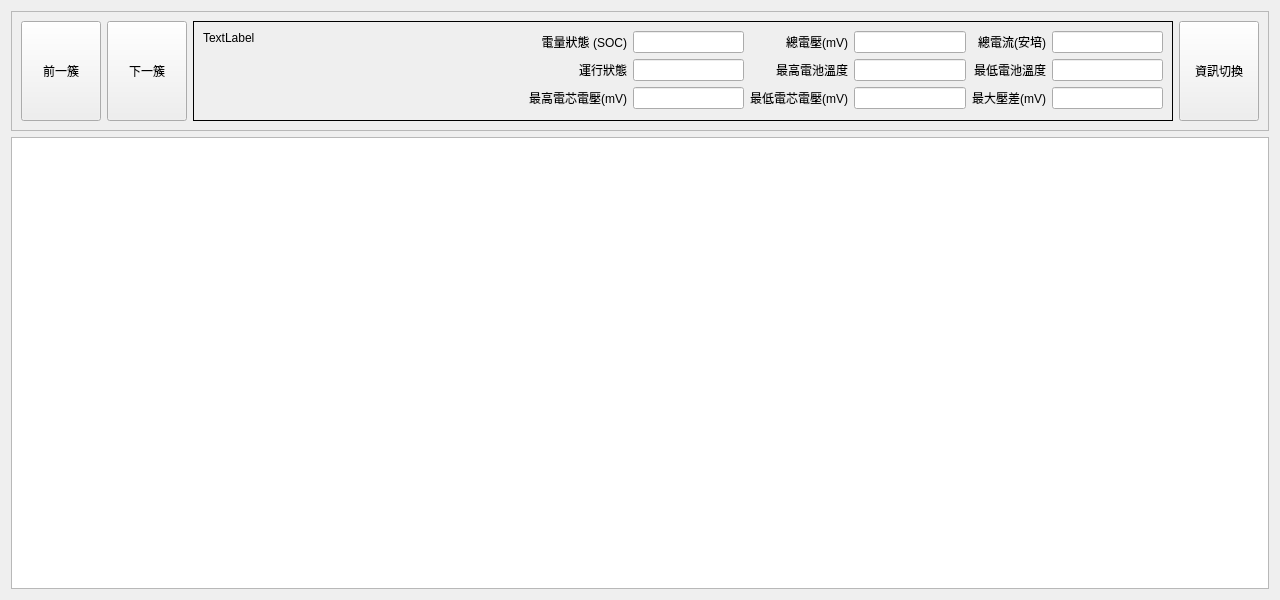
Old version of the form frmstackview.ui in the repository haoyi-jason/BMS_HY01_old.
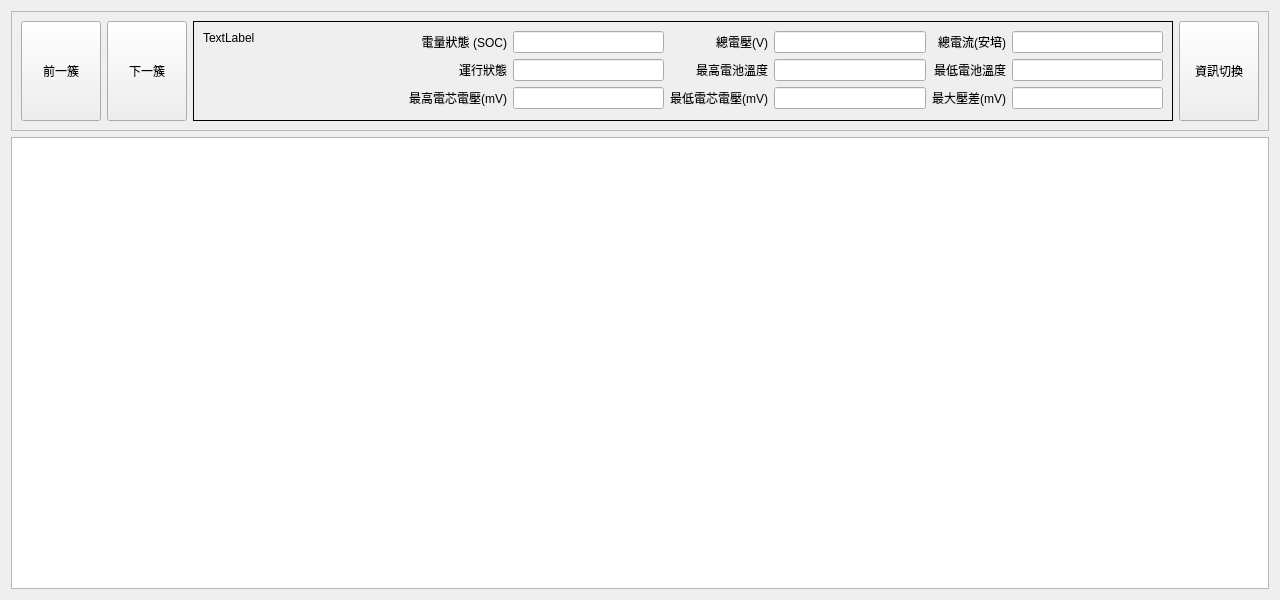
New version of the form.

```diff
--- a/frmstackview.ui
+++ b/frmstackview.ui
@@ -10,6 +10,12 @@
     <height>600</height>
    </rect>
   </property>
+  <property name="maximumSize">
+   <size>
+    <width>1280</width>
+    <height>16777215</height>
+   </size>
+  </property>
   <property name="windowTitle">
    <string>Form</string>
   </property>
@@ -85,6 +91,12 @@
          <layout class="QGridLayout" name="gridLayout">
           <item row="0" column="2">
            <widget class="QLineEdit" name="leSOC">
+            <property name="minimumSize">
+             <size>
+              <width>100</width>
+              <height>0</height>
+             </size>
+            </property>
             <property name="alignment">
              <set>Qt::AlignRight|Qt::AlignTrailing|Qt::AlignVCenter</set>
             </property>
@@ -92,6 +104,12 @@
           </item>
           <item row="2" column="4">
            <widget class="QLineEdit" name="le_minVoltage">
+            <property name="minimumSize">
+             <size>
+              <width>100</width>
+              <height>0</height>
+             </size>
+            </property>
             <property name="alignment">
              <set>Qt::AlignRight|Qt::AlignTrailing|Qt::AlignVCenter</set>
             </property>
@@ -119,6 +137,12 @@
           </item>
           <item row="1" column="4">
            <widget class="QLineEdit" name="le_maxTemp">
+            <property name="minimumSize">
+             <size>
+              <width>100</width>
+              <height>0</height>
+             </size>
+            </property>
             <property name="alignment">
              <set>Qt::AlignRight|Qt::AlignTrailing|Qt::AlignVCenter</set>
             </property>
@@ -126,6 +150,12 @@
           </item>
           <item row="2" column="2">
            <widget class="QLineEdit" name="leMaxCellVoltage">
+            <property name="minimumSize">
+             <size>
+              <width>100</width>
+              <height>0</height>
+             </size>
+            </property>
             <property name="alignment">
              <set>Qt::AlignRight|Qt::AlignTrailing|Qt::AlignVCenter</set>
             </property>
@@ -133,6 +163,12 @@
           </item>
           <item row="0" column="6">
            <widget class="QLineEdit" name="le_current">
+            <property name="minimumSize">
+             <size>
+              <width>100</width>
+              <height>0</height>
+             </size>
+            </property>
             <property name="alignment">
              <set>Qt::AlignRight|Qt::AlignTrailing|Qt::AlignVCenter</set>
             </property>
@@ -150,6 +186,12 @@
           </item>
           <item row="1" column="2">
            <widget class="QLineEdit" name="leState">
+            <property name="minimumSize">
+             <size>
+              <width>100</width>
+              <height>0</height>
+             </size>
+            </property>
             <property name="alignment">
              <set>Qt::AlignRight|Qt::AlignTrailing|Qt::AlignVCenter</set>
             </property>
@@ -177,6 +219,12 @@
           </item>
           <item row="0" column="4">
            <widget class="QLineEdit" name="leTotalVoltage">
+            <property name="minimumSize">
+             <size>
+              <width>100</width>
+              <height>0</height>
+             </size>
+            </property>
             <property name="alignment">
              <set>Qt::AlignRight|Qt::AlignTrailing|Qt::AlignVCenter</set>
             </property>
@@ -185,7 +233,7 @@
           <item row="0" column="3">
            <widget class="QLabel" name="label_4">
             <property name="text">
-             <string>總電壓(mV)</string>
+             <string>總電壓(V)</string>
             </property>
             <property name="alignment">
              <set>Qt::AlignRight|Qt::AlignTrailing|Qt::AlignVCenter</set>
@@ -204,6 +252,12 @@
           </item>
           <item row="2" column="6">
            <widget class="QLineEdit" name="le_maxDiff">
+            <property name="minimumSize">
+             <size>
+              <width>100</width>
+              <height>0</height>
+             </size>
+            </property>
             <property name="alignment">
              <set>Qt::AlignRight|Qt::AlignTrailing|Qt::AlignVCenter</set>
             </property>
@@ -231,6 +285,12 @@
           </item>
           <item row="1" column="6">
            <widget class="QLineEdit" name="le_minTemp">
+            <property name="minimumSize">
+             <size>
+              <width>100</width>
+              <height>0</height>
+             </size>
+            </property>
             <property name="alignment">
              <set>Qt::AlignRight|Qt::AlignTrailing|Qt::AlignVCenter</set>
             </property>
@@ -246,7 +306,7 @@
             </property>
             <property name="minimumSize">
              <size>
-              <width>320</width>
+              <width>200</width>
               <height>0</height>
              </size>
             </property>
```
